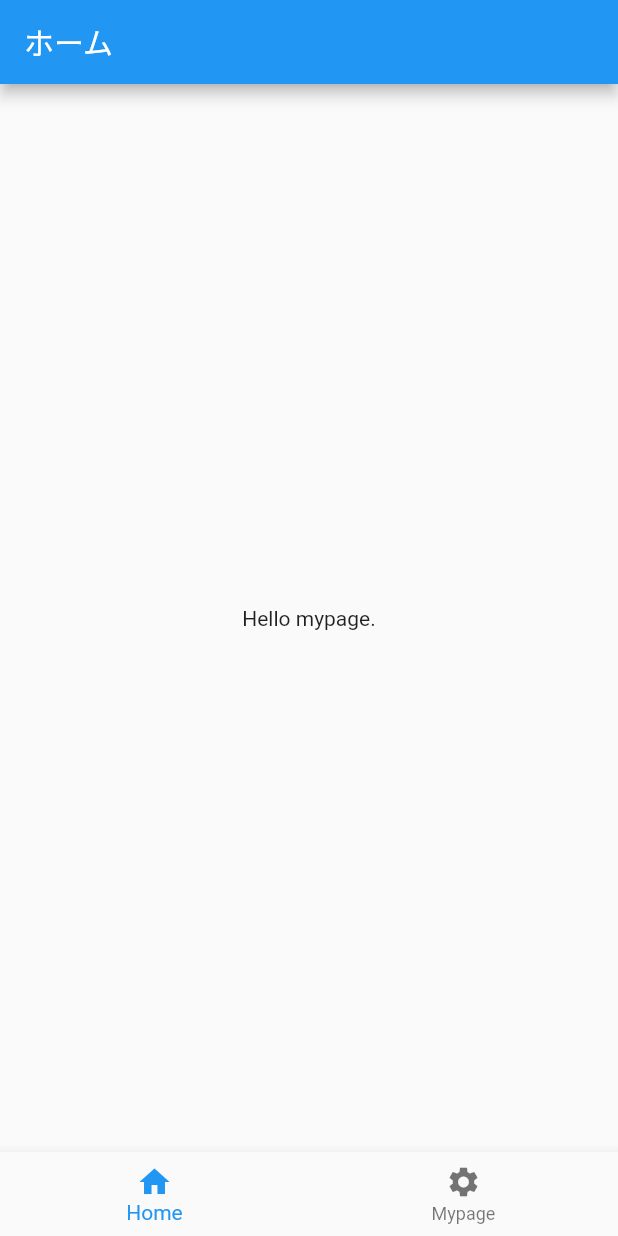
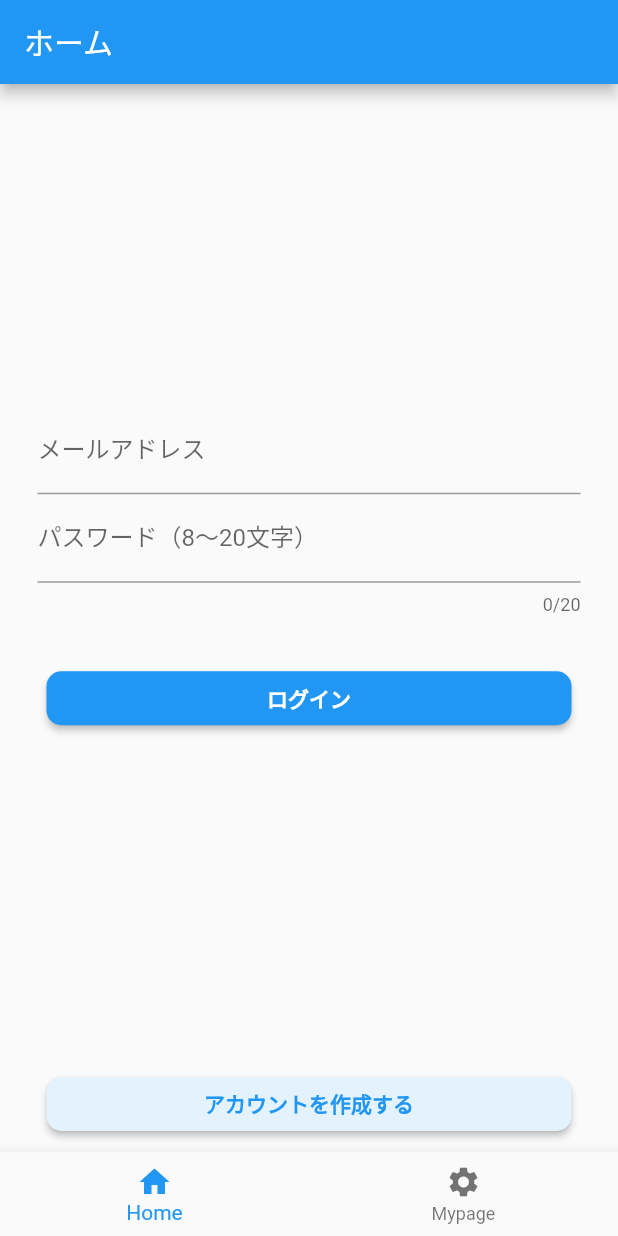
Before and after one commit to 1Day1Code/Fluuter_practice, a Flutter app: the screen it shows after launch, swiped to page 2, on a phone screen of 412 x 824 dp. Run offline on Flutter 3.47's test engine with Material 2 defaults, Android fonts, the phone set to English and light mode, and no system bars; our stand-ins replace firebase_auth, firebase_core; accounts and stored records are empty.

Commit message:
新規ログイン機能

```diff
--- a/lib/main.dart
+++ b/lib/main.dart
@@ -99,13 +99,16 @@
 //     );
 //   }
 // }
+import 'package:firebase_core/firebase_core.dart';
 import 'package:flutter/material.dart';
 import './header.dart';
 import './footer.dart';
 import 'page/view.dart';
 import './bloc/view-ctrl-bloc.dart';
 
-void main() {
+Future<void> main() async {
+  WidgetsFlutterBinding.ensureInitialized();
+  await Firebase.initializeApp();
   runApp(MyApp());
 }
 
--- /dev/null
+++ b/lib/page/login.dart
@@ -0,0 +1,159 @@
+import 'package:firebase_core/firebase_core.dart';
+import 'package:flutter/material.dart';
+import 'package:firebase_auth/firebase_auth.dart';
+import 'package:practice_flutter/registration.dart';
+// import 'authentication_error.dart';
+import '/registration.dart';
+import '../home.dart';
+
+class Login extends StatefulWidget {
+  // Login(this.login_Email, this.login_Password);
+  // String login_Email
+  // String login_Password
+  final FirebaseAuth auth = FirebaseAuth.instance;
+
+  @override
+  _LoginPage createState() => _LoginPage();
+}
+
+class _LoginPage extends State<Login> {
+  String login_Email = ""; // 入力されたメールアドレス
+  String login_Password = ""; // 入力されたパスワード
+  String infoText = ""; // ログインに関する情報を表示
+
+  // Firebase Authenticationを利用するためのインスタンス
+  final FirebaseAuth auth = FirebaseAuth.instance;
+  // final firebase = Firebase.initializeApp();
+  late UserCredential userCredential;
+  late User user;
+
+  void _changeLoginEmail(String value) {
+    setState(() {
+      login_Email = value;
+    });
+  }
+
+  void _changeLoginPassWord(String value) {
+    setState(() {
+      login_Password = value;
+    });
+  }
+
+  void login() async {
+    try {
+      // メール/パスワードでユーザー登録
+      userCredential = await auth.signInWithEmailAndPassword(
+        email: login_Email,
+        password: login_Password,
+      );
+
+      // ログイン成功
+      // ログインユーザーのIDを取得
+      user = userCredential.user!;
+      Navigator.push(
+          context,
+          MaterialPageRoute(
+            builder: (context) => Home(user_id: user.uid),
+          ));
+    } catch (e) {
+      // ログインに失敗した場合
+      setState(() {
+        // infoText = auth_error.login_error_msg(e.code);
+      });
+    }
+  }
+
+  // エラーメッセージを日本語化するためのクラス
+  // final auth_error = Authentication_error();
+
+  @override
+  Widget build(BuildContext context) {
+    Firebase.initializeApp();
+    return Scaffold(
+      body: Center(
+        child: Column(
+          mainAxisSize: MainAxisSize.min,
+          children: <Widget>[
+            // メールアドレスの入力フォーム
+            Padding(
+                padding: EdgeInsets.fromLTRB(25.0, 0, 25.0, 0),
+                child: TextFormField(
+                  decoration: InputDecoration(labelText: "メールアドレス"),
+                  onChanged: _changeLoginEmail,
+                )),
+
+            // パスワードの入力フォーム
+            Padding(
+              padding: EdgeInsets.fromLTRB(25.0, 0, 25.0, 10.0),
+              child: TextFormField(
+                decoration: InputDecoration(labelText: "パスワード（8～20文字）"),
+                obscureText: true, // パスワードが見えないようRにする
+                maxLength: 20, // 入力可能な文字数
+                maxLengthEnforced: false, // 入力可能な文字数の制限を超える場合の挙動の制御
+                onChanged: _changeLoginPassWord,
+              ),
+            ),
+
+            // ログイン失敗時のエラーメッセージ
+            Padding(
+              padding: EdgeInsets.fromLTRB(20.0, 0, 20.0, 5.0),
+              child: Text(
+                infoText,
+                style: TextStyle(color: Colors.red),
+              ),
+            ),
+
+            ButtonTheme(
+              minWidth: 350.0,
+              // height: 100.0,
+              child: RaisedButton(
+                child: Text(
+                  'ログイン',
+                  style: TextStyle(fontWeight: FontWeight.bold),
+                ),
+                textColor: Colors.white,
+                color: Colors.blue,
+                shape: RoundedRectangleBorder(
+                  borderRadius: BorderRadius.circular(10),
+                ),
+                onPressed: login,
+              ),
+            ),
+          ],
+        ),
+      ),
+
+      // 画面下にボタンの配置
+      bottomNavigationBar:
+          Column(mainAxisSize: MainAxisSize.min, children: <Widget>[
+        Padding(
+          padding: const EdgeInsets.all(8.0),
+          child: ButtonTheme(
+            minWidth: 350.0,
+            // height: 100.0,
+            child: RaisedButton(
+                child: Text(
+                  'アカウントを作成する',
+                  style: TextStyle(fontWeight: FontWeight.bold),
+                ),
+                textColor: Colors.blue,
+                color: Colors.blue[50],
+                shape: RoundedRectangleBorder(
+                  borderRadius: BorderRadius.circular(10),
+                ),
+
+                // ボタンクリック後にアカウント作成用の画面の遷移する。
+                onPressed: () {
+                  Navigator.of(context).push(
+                    MaterialPageRoute(
+                      fullscreenDialog: true,
+                      builder: (BuildContext context) => Registration(),
+                    ),
+                  );
+                }),
+          ),
+        ),
+      ]),
+    );
+  }
+}
--- a/lib/page/view.dart
+++ b/lib/page/view.dart
@@ -1,5 +1,6 @@
 import 'package:flutter/material.dart';
 import 'package:practice_flutter/home-contents.dart';
+import 'package:practice_flutter/page/login.dart';
 import '../mypage.dart';
 
 class View extends StatefulWidget {
@@ -31,7 +32,7 @@ class _View extends State<View> {
   Widget build(BuildContext context) {
     return PageView(
       controller: _pageController,
-      children: [HomeContents(), Mypage()],
+      children: [HomeContents(), Login()],
     );
   }
 
```
Also changed, not shown: lib/home.dart (added, +23 -0 lines), lib/registration.dart (added, +128 -0 lines), pubspec.yaml (+4 -3 lines), pubspec.lock, 6 other files.
